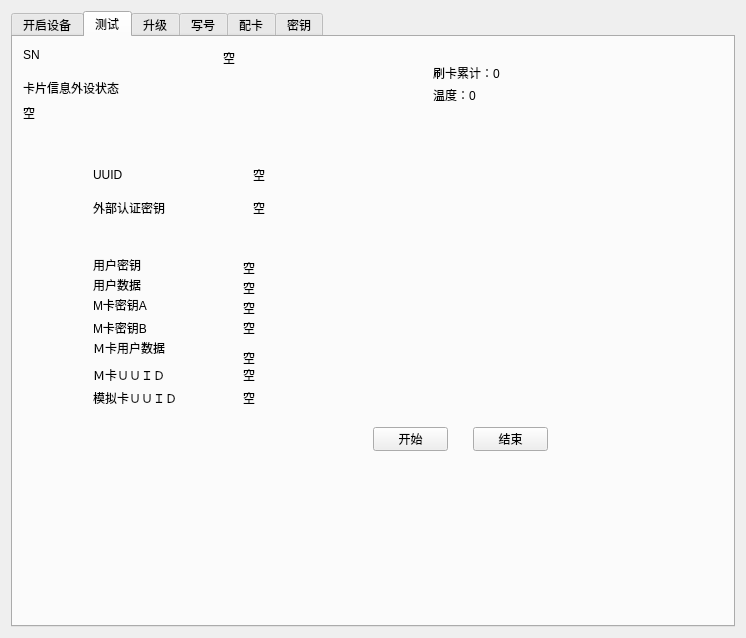
Before: the Qt Designer form UI/_00login.ui in dissor/can-tool-for-a520, drawn with Qt 5.
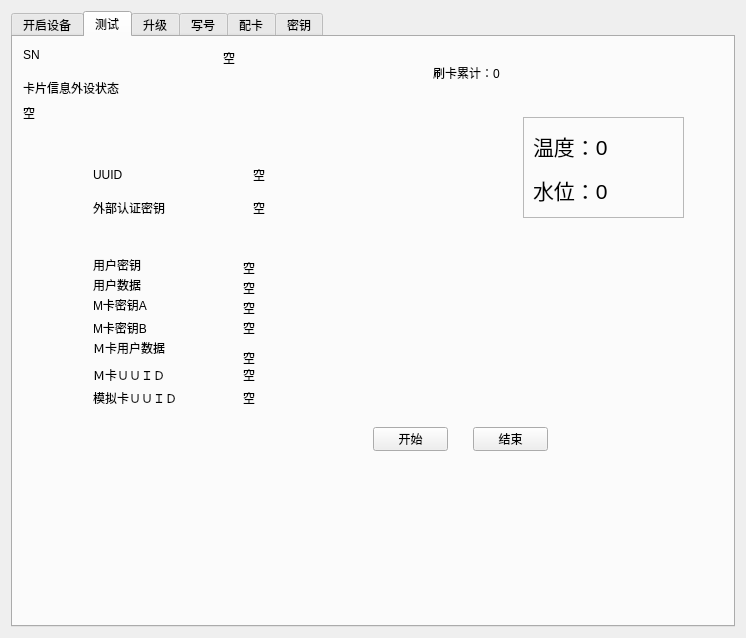
After: the same form once the commit is applied. The open tabs and pages were chosen to show the change.

Commit message: 添加水位

```diff
--- a/UI/_00login.ui
+++ b/UI/_00login.ui
@@ -565,18 +565,47 @@
         <string>刷卡累计：0</string>
        </property>
       </widget>
-      <widget class="QLabel" name="lb_temp">
+      <widget class="QFrame" name="frame">
        <property name="geometry">
         <rect>
-         <x>420</x>
-         <y>50</y>
-         <width>53</width>
-         <height>16</height>
+         <x>510</x>
+         <y>80</y>
+         <width>161</width>
+         <height>101</height>
         </rect>
        </property>
-       <property name="text">
-        <string>温度：0</string>
+       <property name="frameShape">
+        <enum>QFrame::StyledPanel</enum>
        </property>
+       <property name="frameShadow">
+        <enum>QFrame::Raised</enum>
+       </property>
+       <layout class="QVBoxLayout" name="verticalLayout">
+        <item>
+         <widget class="QLabel" name="lb_temp">
+          <property name="font">
+           <font>
+            <pointsize>16</pointsize>
+           </font>
+          </property>
+          <property name="text">
+           <string>温度：0</string>
+          </property>
+         </widget>
+        </item>
+        <item>
+         <widget class="QLabel" name="lb_shui">
+          <property name="font">
+           <font>
+            <pointsize>16</pointsize>
+           </font>
+          </property>
+          <property name="text">
+           <string>水位：0</string>
+          </property>
+         </widget>
+        </item>
+       </layout>
       </widget>
      </widget>
      <widget class="QWidget" name="tab_3">
```
Left out of the diff: 3 changed lines with no effect on the pictures. The commit also changes 2 other files.
